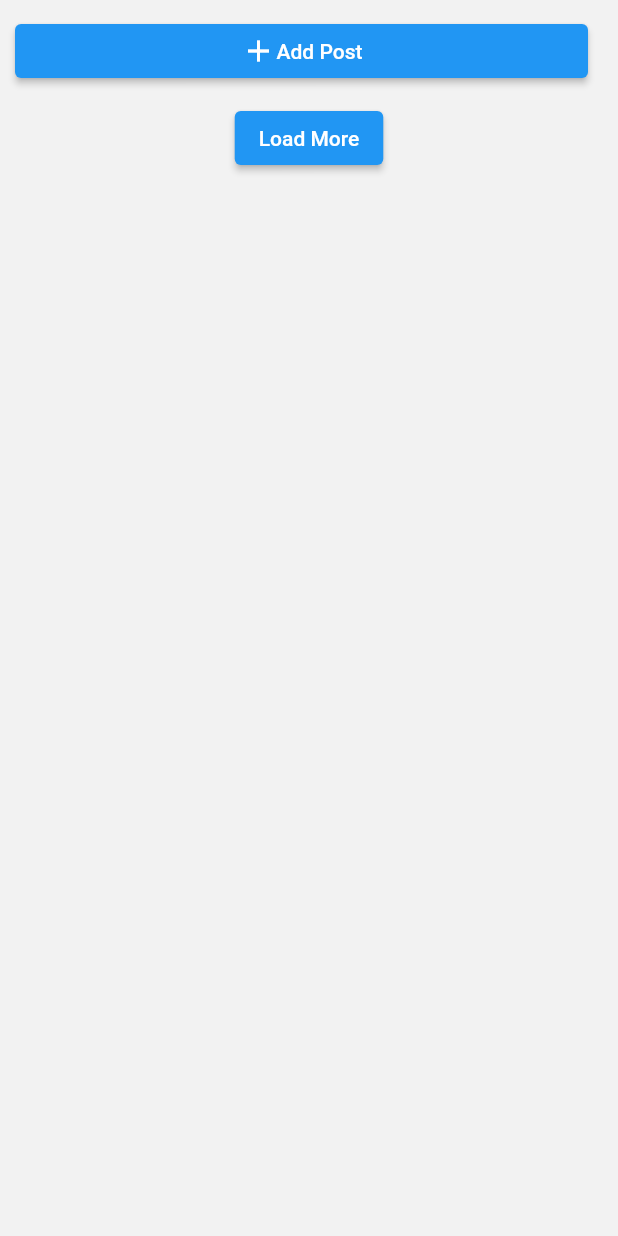
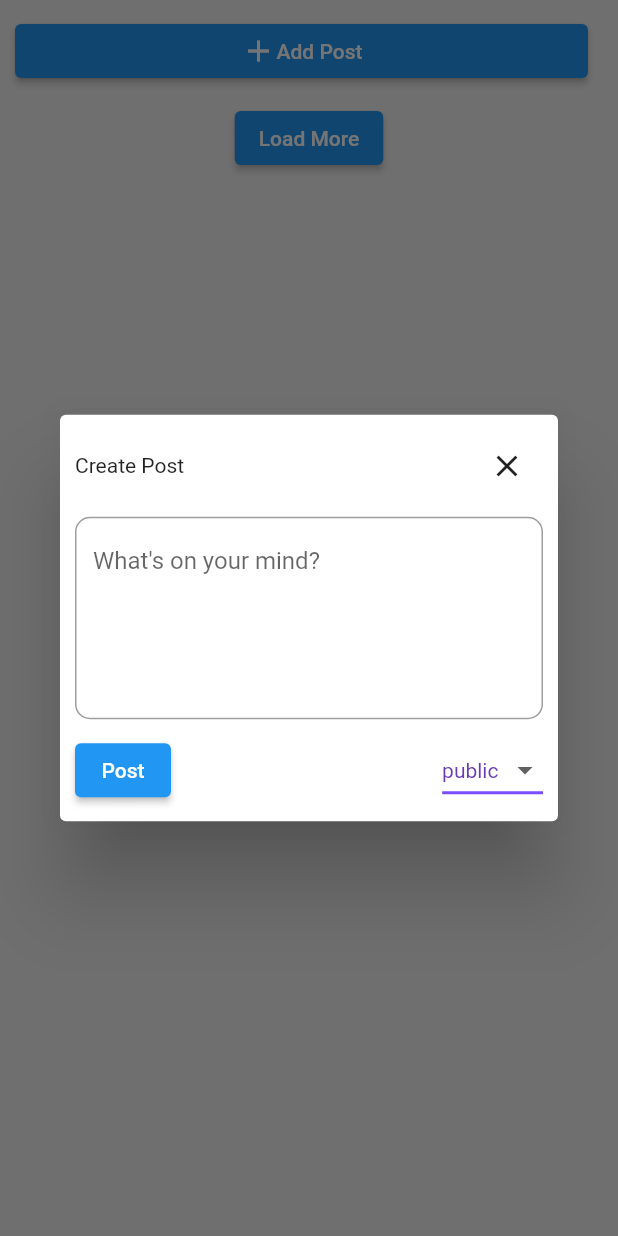
Before and after one commit to vonvista/Dogebook-Mobile, a Flutter app: the Feed widget shown alone on an empty page, opened directly, after a tap on "Add Post", on a phone screen of 412 x 824 dp. Run offline on Flutter 3.47's test engine with Material 2 defaults, Android fonts, the phone set to English and light mode, and no system bars; our stand-ins replace flutter_profile_picture, localstorage; network calls fail.

Commit message:
feat: add post add/edit modal

```diff
--- a/project/lib/feed_page.dart
+++ b/project/lib/feed_page.dart
@@ -110,7 +110,14 @@ class _FeedState extends State<Feed> {
               ],
             ),
             //on press placeholder
-            onPressed: () {},
+            onPressed: () {
+              showDialog(
+                context: context,
+                builder: (BuildContext context) {
+                  return _postDialog(mode: 'add');
+                },
+              );
+            },
           ),
         ),
         const SizedBox(width: 10),
@@ -247,6 +254,93 @@ class _FeedState extends State<Feed> {
     );
   }
 
+  //FOR POST DIALOG
+  //create dialog with multiline field and button for posting
+  Widget _postDialog({required String mode, String id = ""}) {
+    return Dialog(
+      child: Container(
+        padding: EdgeInsets.all(10),
+        child: Column(
+          mainAxisSize: MainAxisSize.min,
+          children: <Widget>[
+            Row(
+              children: [
+                Text(
+                  mode == 'add' ? "Create Post" : "Edit Post",
+                  style: TextStyle(fontSize: 14),
+                ),
+                //fill space
+                Expanded(child: SizedBox()),
+                IconButton(
+                  icon: Icon(Icons.close),
+                  onPressed: () {
+                    Navigator.of(context).pop();
+                  },
+                ),
+              ],
+            ),
+            SizedBox(height: 10),
+            TextField(
+              controller: _postController,
+              maxLines: 5,
+              decoration: InputDecoration(
+                hintText: 'What\'s on your mind?',
+                //black border
+                border: OutlineInputBorder(
+                  borderSide: BorderSide(color: Colors.black),
+                  borderRadius: BorderRadius.circular(10),
+                ),
+              ),
+            ),
+            SizedBox(height: 10),
+            Row(
+              children: [
+                ElevatedButton(
+                  child: Text('Post'),
+                  onPressed: () {},
+                ),
+                //create dropdown menu with options public or friends
+                SizedBox(width: 10),
+                Expanded(child: SizedBox()),
+                _postPrivacyDropdown(),
+              ],
+            ),
+          ],
+        ),
+      ),
+    );
+  }
+
+  Widget _postPrivacyDropdown() {
+    return StatefulBuilder(
+      builder: (BuildContext context, StateSetter dropDownState) {
+        return DropdownButton<String>(
+          value: privacy,
+          icon: Icon(Icons.arrow_drop_down),
+          iconSize: 24,
+          elevation: 16,
+          style: TextStyle(color: Colors.deepPurple),
+          underline: Container(
+            height: 2,
+            color: Colors.deepPurpleAccent,
+          ),
+          //set onchange
+          onChanged: (String? newValue) {
+            dropDownState(() {
+              privacy = newValue!;
+            });
+          },
+          items: <String>['public', 'friends'].map<DropdownMenuItem<String>>((String value) {
+            return DropdownMenuItem<String>(
+              value: value,
+              child: Text(value),
+            );
+          }).toList(),
+        );
+      },
+    );
+  }
+
   @override
   Widget build(BuildContext context) {
     //scrollable list of posts
```
